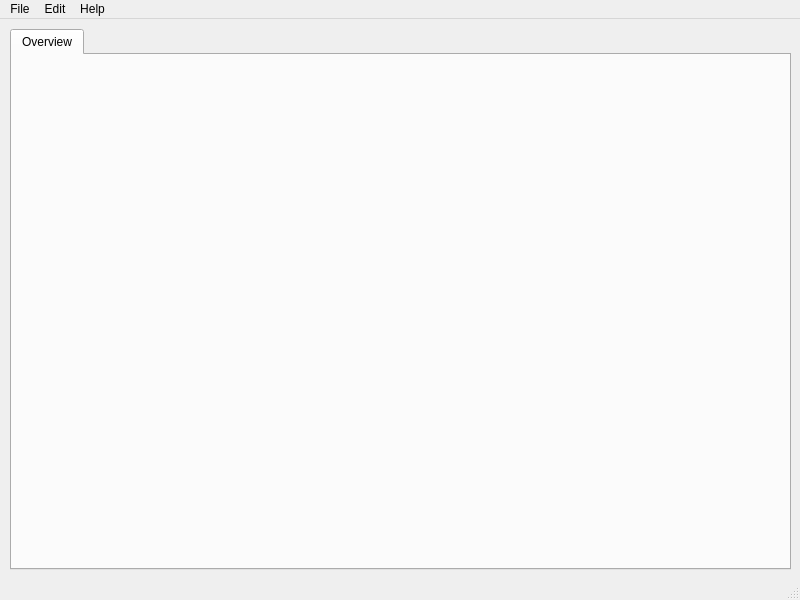
Zajfan/DevTrack_Mini, file mainwindow.ui: the form before one commit.
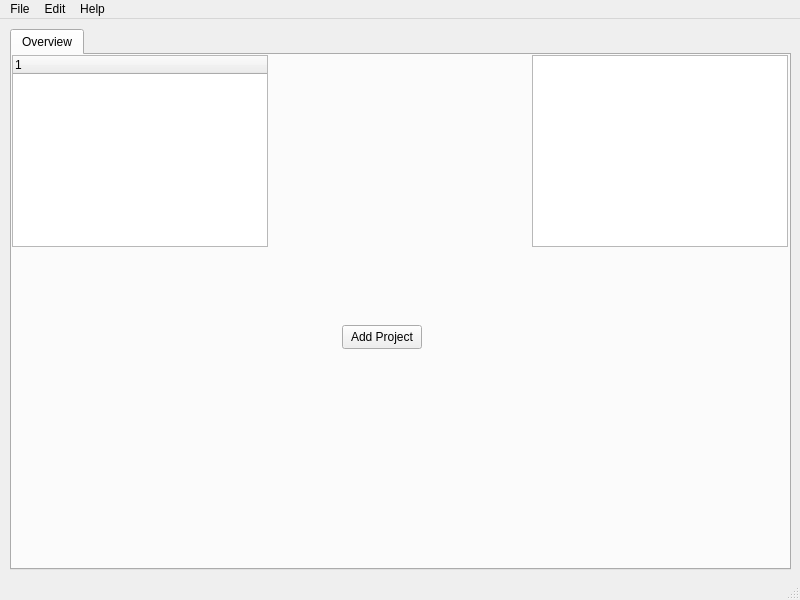
The form after the commit. Icons and pictures are not drawn.

The edit to the form file:
```diff
--- a/mainwindow.ui
+++ b/mainwindow.ui
@@ -30,6 +30,44 @@
      <attribute name="title">
       <string>Overview</string>
      </attribute>
+     <widget class="QTreeWidget" name="treeWidget_Projects">
+      <property name="geometry">
+       <rect>
+        <x>0</x>
+        <y>0</y>
+        <width>256</width>
+        <height>192</height>
+       </rect>
+      </property>
+      <column>
+       <property name="text">
+        <string notr="true">1</string>
+       </property>
+      </column>
+     </widget>
+     <widget class="QTableWidget" name="tableWidget">
+      <property name="geometry">
+       <rect>
+        <x>520</x>
+        <y>0</y>
+        <width>256</width>
+        <height>192</height>
+       </rect>
+      </property>
+     </widget>
+     <widget class="QPushButton" name="button_AddProject">
+      <property name="geometry">
+       <rect>
+        <x>330</x>
+        <y>270</y>
+        <width>80</width>
+        <height>24</height>
+       </rect>
+      </property>
+      <property name="text">
+       <string>Add Project</string>
+      </property>
+     </widget>
     </widget>
    </widget>
   </widget>
```
